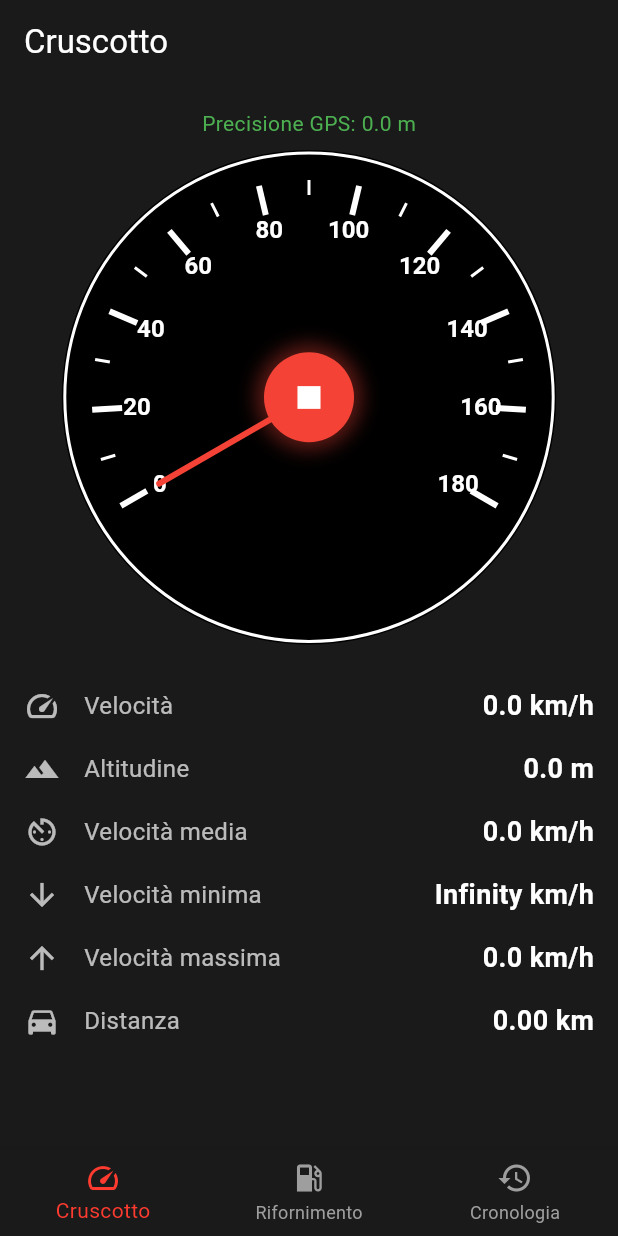
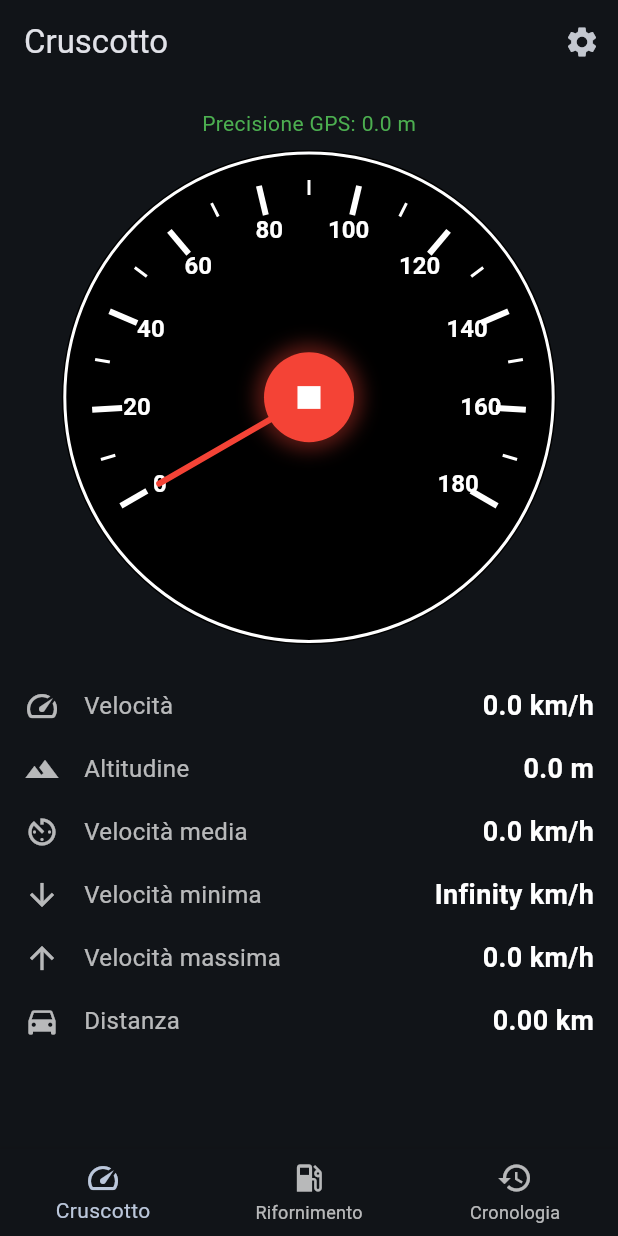
Before and after one commit to antocalderone/autoperf_monitor, a Flutter app: the screen it shows after launch, after a tap on the "play arrow" icon, on a phone screen of 412 x 824 dp. Run offline on Flutter 3.47's test engine with Material 3 defaults, Android fonts, the phone set to English and light mode, and no system bars; our stand-ins replace csv, fl_chart, geolocator, pdf, sensors_plus, shared_preferences and 1 more; missing offline and left inert: bluetooth_obd; accounts and stored records are empty.

Commit message:
feat: Add settings screen for theme customization
This commit introduces a new settings screen that allows users to customize the application's theme.

Key features and improvements include:
- **New Settings Screen:** A new screen (`settings_screen.dart`) provides options to toggle dark mode and select a primary theme color.
- **Dynamic Theme Management:** A `ThemeNotifier` and `SettingsService` have been implemented to manage and persist the user's theme preferences using the `provider` and `shared_preferences` packages.
- **App-wide Integration:** The theme is now applied globally in `main.dart`, ensuring a consistent look and feel across the entire application.
- **UI Access Point:** A settings icon has been added to the dashboard's `AppBar` for easy access to the new settings screen.
- **Bug Fixes and Refactoring:** This commit also includes previous fixes for session recording and fuel record deletion, as well as refactoring of the database and model layers.

```diff
--- a/lib/main.dart
+++ b/lib/main.dart
@@ -1,10 +1,18 @@
+import 'package:autoperf_monitor/theme/theme_notifier.dart';
 import 'package:flutter/material.dart';
+import 'package:provider/provider.dart';
 import 'package:autoperf_monitor/screens/dashboard_screen.dart';
 import 'package:autoperf_monitor/screens/fuel_screen.dart';
 import 'package:autoperf_monitor/screens/history_stats_screen.dart';
+import 'package:autoperf_monitor/services/settings_service.dart';
 
 void main() {
-  runApp(const MainApp());
+  runApp(
+    ChangeNotifierProvider(
+      create: (_) => ThemeNotifier(SettingsService()),
+      child: const MainApp(),
+    ),
+  );
 }
 
 class MainApp extends StatefulWidget {
@@ -31,61 +39,11 @@ class _MainAppState extends State<MainApp> {
 
   @override
   Widget build(BuildContext context) {
+    return Consumer<ThemeNotifier>(
+      builder: (context, themeNotifier, child) {
         return MaterialApp(
           title: 'AutoPerf Monitor',
-      theme: ThemeData(
-        brightness: Brightness.dark,
-        primaryColor: const Color(0xFFFF3B30), // Rosso automobilistico
-        scaffoldBackgroundColor: const Color(0xFF1A1A1A), // Nero carbone
-        appBarTheme: const AppBarTheme(
-          backgroundColor: Color(0xFF1A1A1A),
-          foregroundColor: Colors.white,
-        ),
-        floatingActionButtonTheme: const FloatingActionButtonThemeData( // Added const
-          backgroundColor: Color(0xFF00C853), // Verde efficienza
-          foregroundColor: Colors.white,
-        ),
-        bottomNavigationBarTheme: const BottomNavigationBarThemeData(
-          backgroundColor: Color(0xFF1A1A1A),
-          selectedItemColor: Color(0xFFFF3B30),
-          unselectedItemColor: Colors.grey,
-        ),
-        cardTheme: CardThemeData( // Changed from CardTheme to CardThemeData
-          color: Colors.grey[900],
-          elevation: 4,
-          shape: RoundedRectangleBorder(borderRadius: BorderRadius.circular(12)),
-        ),
-        textTheme: const TextTheme(
-          displayLarge: TextStyle(
-            fontSize: 57,
-            fontWeight: FontWeight.bold,
-            color: Colors.white,
-          ),
-          headlineSmall: TextStyle(
-            fontSize: 24,
-            fontWeight: FontWeight.bold,
-            color: Colors.white,
-          ),
-          titleMedium: TextStyle(
-            fontSize: 18,
-            fontWeight: FontWeight.bold,
-            color: Colors.white,
-          ),
-          bodyMedium: TextStyle(
-            fontSize: 14,
-            color: Colors.white,
-          ),
-          bodySmall: TextStyle(
-            fontSize: 12,
-            color: Colors.white70,
-          ),
-        ),
-        colorScheme: const ColorScheme.dark().copyWith( // Changed from fromSwatch to dark() and added const
-          primary: Color(0xFFFF3B30), // Rosso automobilistico
-          secondary: Color(0xFF00C853), // Verde efficienza as accent
-          surface: Color(0xFF1A1A1A), // Nero carbone for surface
-        ),
-      ),
+          theme: themeNotifier.getTheme,
           home: Scaffold(
             body: IndexedStack(
               index: _selectedIndex,
@@ -111,5 +69,7 @@ class _MainAppState extends State<MainApp> {
             ),
           ),
         );
+      },
+    );
   }
 }
--- a/lib/screens/dashboard_screen.dart
+++ b/lib/screens/dashboard_screen.dart
@@ -1,5 +1,6 @@
 // lib/screens/dashboard_screen.dart
 import 'dart:async';
+import 'package:autoperf_monitor/screens/settings_screen.dart';
 import 'package:flutter/material.dart';
 import 'package:flutter/services.dart'; // Import for HapticFeedback
 import 'package:autoperf_monitor/widgets/analog_speedometer.dart';
@@ -161,13 +162,17 @@ class _DashboardScreenState extends State<DashboardScreen> with SingleTickerProv
     return Scaffold(
       appBar: AppBar(
         title: const Text('Cruscotto'),
-        // actions: [ // Commented out OBD connection button
-        //   IconButton(
-        //     icon: Icon(_isObdConnected ? Icons.bluetooth_connected : Icons.bluetooth_disabled),
-        //     onPressed: _isObdConnected ? _obdService.disconnect : _connectToObd,
-        //     tooltip: _isObdConnected ? 'Disconnect OBD2' : 'Connect OBD2',
-        //   ),
-        // ],
+        actions: [
+          IconButton(
+            icon: const Icon(Icons.settings),
+            onPressed: () {
+              Navigator.push(
+                context,
+                MaterialPageRoute(builder: (context) => const SettingsScreen()),
+              );
+            },
+          ),
+        ],
       ),
       body: SingleChildScrollView(
         padding: const EdgeInsets.all(16.0),
--- a/lib/services/settings_service.dart
+++ b/lib/services/settings_service.dart
@@ -1,8 +1,11 @@
 // lib/services/settings_service.dart
+import 'package:flutter/material.dart';
 import 'package:shared_preferences/shared_preferences.dart';
 
 class SettingsService {
   static const String _samplingIntervalKey = 'sampling_interval';
+  static const String _themeColorKey = 'theme_color';
+  static const String _darkModeKey = 'dark_mode';
 
   Future<Duration> getSamplingInterval() async {
     final prefs = await SharedPreferences.getInstance();
@@ -14,4 +17,25 @@ class SettingsService {
     final prefs = await SharedPreferences.getInstance();
     await prefs.setInt(_samplingIntervalKey, interval.inMilliseconds);
   }
+
+  Future<Color> getThemeColor() async {
+    final prefs = await SharedPreferences.getInstance();
+    final colorValue = prefs.getInt(_themeColorKey) ?? Colors.blue.value;
+    return Color(colorValue);
+  }
+
+  Future<void> setThemeColor(Color color) async {
+    final prefs = await SharedPreferences.getInstance();
+    await prefs.setInt(_themeColorKey, color.value);
+  }
+
+  Future<bool> getDarkMode() async {
+    final prefs = await SharedPreferences.getInstance();
+    return prefs.getBool(_darkModeKey) ?? true; // Default to dark mode
+  }
+
+  Future<void> setDarkMode(bool isDarkMode) async {
+    final prefs = await SharedPreferences.getInstance();
+    await prefs.setBool(_darkModeKey, isDarkMode);
+  }
 }
--- /dev/null
+++ b/lib/theme/theme_notifier.dart
@@ -0,0 +1,60 @@
+// lib/theme/theme_notifier.dart
+import 'package:flutter/material.dart';
+import 'package:autoperf_monitor/services/settings_service.dart';
+
+class ThemeNotifier with ChangeNotifier {
+  final SettingsService _settingsService;
+
+  ThemeNotifier(this._settingsService) {
+    _loadSettings();
+  }
+
+  bool _isDarkMode = true;
+  Color _primaryColor = Colors.blue;
+  ThemeData? _themeData;
+
+  bool get isDarkMode => _isDarkMode;
+  Color get primaryColor => _primaryColor;
+  ThemeData get getTheme => _themeData ?? (_isDarkMode ? darkTheme : lightTheme);
+
+  ThemeData get lightTheme => ThemeData(
+    brightness: Brightness.light,
+    primaryColor: _primaryColor,
+    colorScheme: ColorScheme.fromSeed(
+      seedColor: _primaryColor,
+      brightness: Brightness.light,
+    ),
+    useMaterial3: true,
+  );
+
+  ThemeData get darkTheme => ThemeData(
+    brightness: Brightness.dark,
+    primaryColor: _primaryColor,
+    colorScheme: ColorScheme.fromSeed(
+      seedColor: _primaryColor,
+      brightness: Brightness.dark,
+    ),
+    useMaterial3: true,
+  );
+
+  void _loadSettings() async {
+    _isDarkMode = await _settingsService.getDarkMode();
+    _primaryColor = await _settingsService.getThemeColor();
+    _themeData = _isDarkMode ? darkTheme : lightTheme;
+    notifyListeners();
+  }
+
+  void setDarkMode(bool value) async {
+    _isDarkMode = value;
+    _themeData = _isDarkMode ? darkTheme : lightTheme;
+    await _settingsService.setDarkMode(_isDarkMode);
+    notifyListeners();
+  }
+
+  void setPrimaryColor(Color color) async {
+    _primaryColor = color;
+    _themeData = _isDarkMode ? darkTheme : lightTheme;
+    await _settingsService.setThemeColor(_primaryColor);
+    notifyListeners();
+  }
+}
--- a/pubspec.yaml
+++ b/pubspec.yaml
@@ -19,6 +19,7 @@ dependencies:
   sqflite: 2.4.2
   syncfusion_flutter_gauges: 32.1.22
   shared_preferences: ^2.2.3
+  provider: ^6.0.0
 
 dev_dependencies:
   flutter_test:
```
Also changed, not shown: lib/screens/settings_screen.dart (added, +80 -0 lines). Lines whose indentation alone changed are shown as unchanged.
